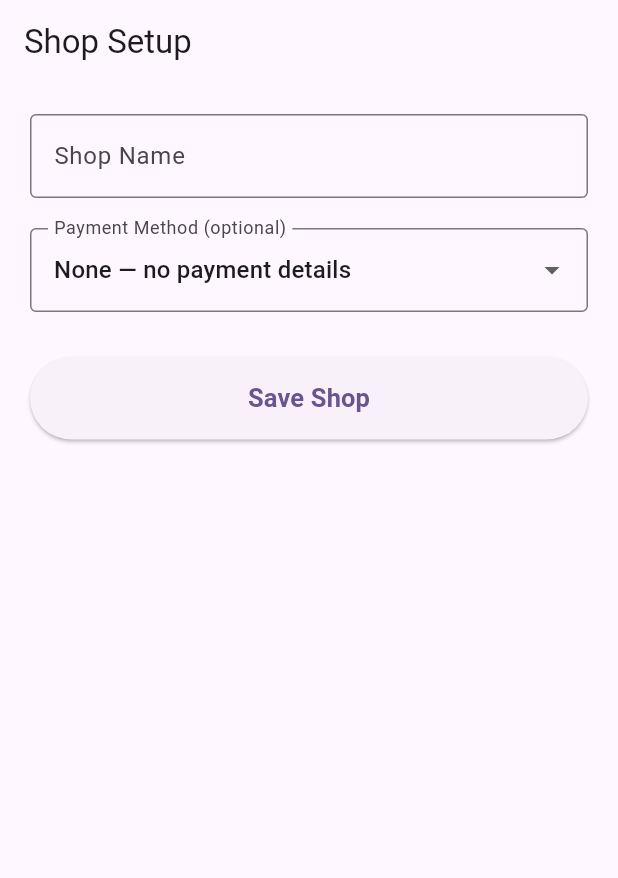
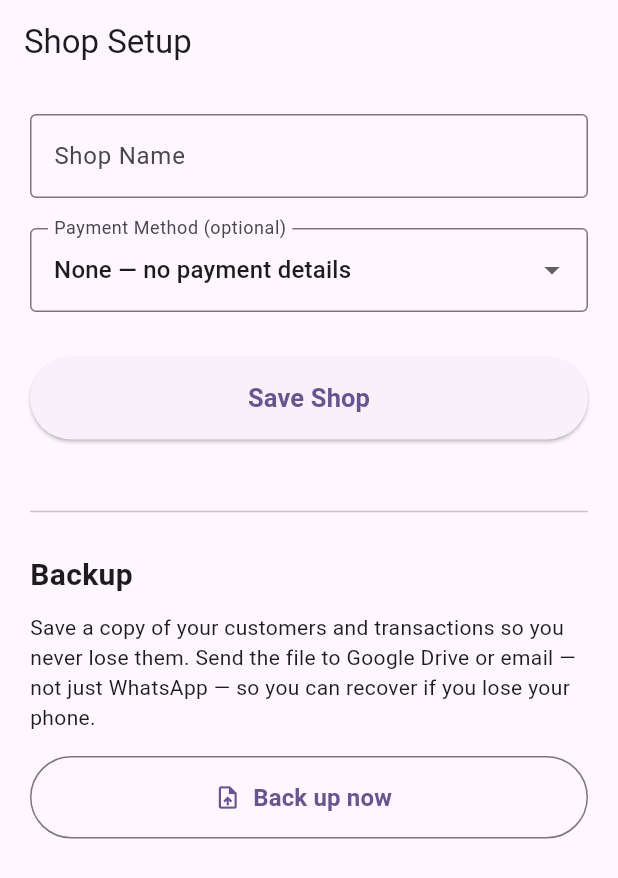
Before and after one commit to ericvaati703-beep/Pesabook-, a Flutter app: the screen it shows after launch, on a phone screen of 412 x 824 dp. Shown: the top 878 px of the screen. Run offline on Flutter 3.47's test engine with Material 3 defaults, Android fonts, the phone set to English and light mode, and no system bars; our stand-ins replace share_plus, shared_preferences.

Commit message:
Add backup feature to Shop Setup

```diff
--- a/lib/screens/shop_setup_screen.dart
+++ b/lib/screens/shop_setup_screen.dart
@@ -1,6 +1,7 @@
 import 'package:flutter/material.dart';
 import '../models/shop.dart';
 import '../services/storage_service.dart';
+import '../services/backup_service.dart';
 import 'home_screen.dart';
 
 class ShopSetupScreen extends StatefulWidget {
@@ -18,6 +19,7 @@ class _ShopSetupScreenState extends State<ShopSetupScreen> {
   String _paymentMethod = 'None';
 
   bool _isLoading = true;
+  bool _isBackingUp = false;
 
   @override
   void initState() {
@@ -32,7 +34,8 @@ class _ShopSetupScreenState extends State<ShopSetupScreen> {
 
     if (shop != null) {
       _shopNameController.text = shop.name;
-      _paymentMethod = shop.paymentMethod.isEmpty ? 'None' : shop.paymentMethod;
+      _paymentMethod =
+      shop.paymentMethod.isEmpty ? 'None' : shop.paymentMethod;
       _paymentNumberController.text = shop.paymentNumber;
       if (shop.accountNumber != null) {
         _accountNumberController.text = shop.accountNumber!;
@@ -147,6 +150,37 @@ class _ShopSetupScreenState extends State<ShopSetupScreen> {
     }
   }
 
+  Future<void> _backupNow() async {
+    setState(() => _isBackingUp = true);
+
+    try {
+      await BackupService.shareBackup();
+
+      if (!mounted) return;
+
+      ScaffoldMessenger.of(context).showSnackBar(
+        const SnackBar(
+          content: Text(
+            'Backup created. Send it to Google Drive or email to keep '
+                'it safe.',
+          ),
+        ),
+      );
+    } catch (e) {
+      if (!mounted) return;
+
+      ScaffoldMessenger.of(context).showSnackBar(
+        SnackBar(
+          content: Text('Could not create backup: $e'),
+        ),
+      );
+    } finally {
+      if (mounted) {
+        setState(() => _isBackingUp = false);
+      }
+    }
+  }
+
   @override
   Widget build(BuildContext context) {
     if (_isLoading) {
@@ -221,7 +255,8 @@ class _ShopSetupScreenState extends State<ShopSetupScreen> {
               const SizedBox(height: 20),
               TextField(
                 controller: _paymentNumberController,
-                keyboardType: _paymentMethod == 'M-Pesa Till Number' ||
+                keyboardType:
+                _paymentMethod == 'M-Pesa Till Number' ||
                     _paymentMethod == 'M-Pesa PayBill'
                     ? TextInputType.number
                     : TextInputType.phone,
@@ -261,6 +296,48 @@ class _ShopSetupScreenState extends State<ShopSetupScreen> {
                 ),
               ),
             ),
+
+            const SizedBox(height: 40),
+            const Divider(),
+            const SizedBox(height: 20),
+
+            const Align(
+              alignment: Alignment.centerLeft,
+              child: Text(
+                'Backup',
+                style: TextStyle(
+                  fontSize: 20,
+                  fontWeight: FontWeight.bold,
+                ),
+              ),
+            ),
+
+            const SizedBox(height: 10),
+
+            const Text(
+              'Save a copy of your customers and transactions so you never '
+                  'lose them. Send the file to Google Drive or email — not just '
+                  'WhatsApp — so you can recover if you lose your phone.',
+              style: TextStyle(fontSize: 14),
+            ),
+
+            const SizedBox(height: 16),
+
+            SizedBox(
+              width: double.infinity,
+              height: 55,
+              child: OutlinedButton.icon(
+                onPressed: _isBackingUp ? null : _backupNow,
+                icon: const Icon(Icons.upload_file),
+                label: Text(
+                  _isBackingUp ? 'Preparing backup...' : 'Back up now',
+                  style: const TextStyle(
+                    fontSize: 16,
+                    fontWeight: FontWeight.bold,
+                  ),
+                ),
+              ),
+            ),
           ],
         ),
       ),
--- /dev/null
+++ b/lib/services/backup_service.dart
@@ -0,0 +1,72 @@
+import 'dart:convert';
+import 'dart:io';
+
+import 'package:path_provider/path_provider.dart';
+import 'package:share_plus/share_plus.dart';
+
+import '../models/customer.dart';
+import 'storage_service.dart';
+
+class BackupService {
+  static const String _appName = 'PesaBook';
+  static const int _backupVersion = 1;
+
+  /// Builds the backup JSON string from current stored data.
+  static Future<String> buildBackupJson() async {
+    final customers = await StorageService.loadCustomers();
+    final shop = await StorageService.loadShop();
+
+    final data = {
+      'app': _appName,
+      'version': _backupVersion,
+      'exported_at': DateTime.now().toIso8601String(),
+      'shop': shop?.toJson(),
+      'customers': customers.map(_customerToJson).toList(),
+    };
+
+    return const JsonEncoder.withIndent('  ').convert(data);
+  }
+
+  static Map<String, dynamic> _customerToJson(Customer customer) {
+    return {
+      'name': customer.name,
+      'phone': customer.phone,
+      'amount': StorageService.roundMoney(customer.amount),
+      'transactions': customer.transactions.map((t) {
+        return {
+          'type': t.type,
+          'amount': StorageService.roundMoney(t.amount),
+          'date': t.date.toIso8601String(),
+        };
+      }).toList(),
+    };
+  }
+
+  /// Writes the backup to a file and opens the Android share sheet.
+  /// Returns the file path, or null if something failed.
+  static Future<String?> shareBackup() async {
+    final json = await buildBackupJson();
+
+    final dir = await getTemporaryDirectory();
+    final now = DateTime.now();
+    final stamp = '${now.year}-${_two(now.month)}-${_two(now.day)}'
+        '-${_two(now.hour)}${_two(now.minute)}';
+    final fileName = 'pesabook-backup-$stamp.json';
+    final file = File('${dir.path}/$fileName');
+
+    await file.writeAsString(json);
+
+    await SharePlus.instance.share(
+      ShareParams(
+        files: [XFile(file.path, mimeType: 'application/json')],
+        subject: 'PesaBook backup',
+        text: 'PesaBook backup file. Keep this safe — you can restore it '
+            'if you lose your phone.',
+      ),
+    );
+
+    return file.path;
+  }
+
+  static String _two(int n) => n.toString().padLeft(2, '0');
+}
--- a/pubspec.yaml
+++ b/pubspec.yaml
@@ -34,6 +34,8 @@ dependencies:
   cupertino_icons: ^1.0.8
   url_launcher: ^6.3.0
   shared_preferences: ^2.5.3
+  path_provider: ^2.1.6
+  share_plus: ^13.3.0
 
 dev_dependencies:
   flutter_test:
```
Also changed, not shown: pubspec.lock.
